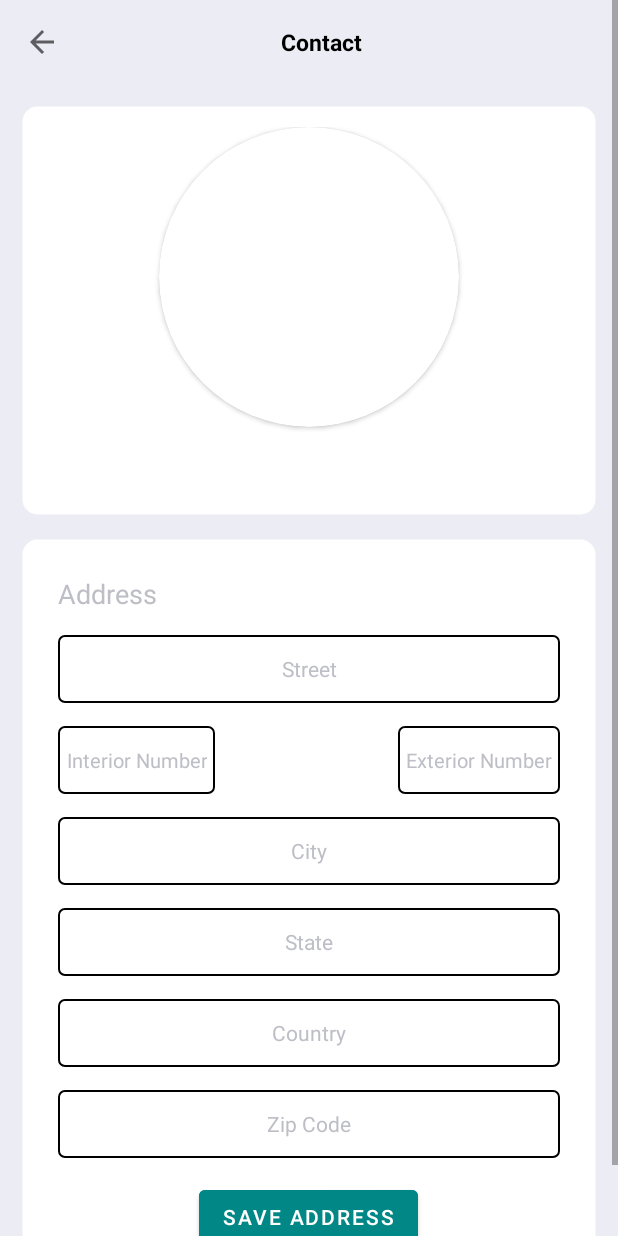
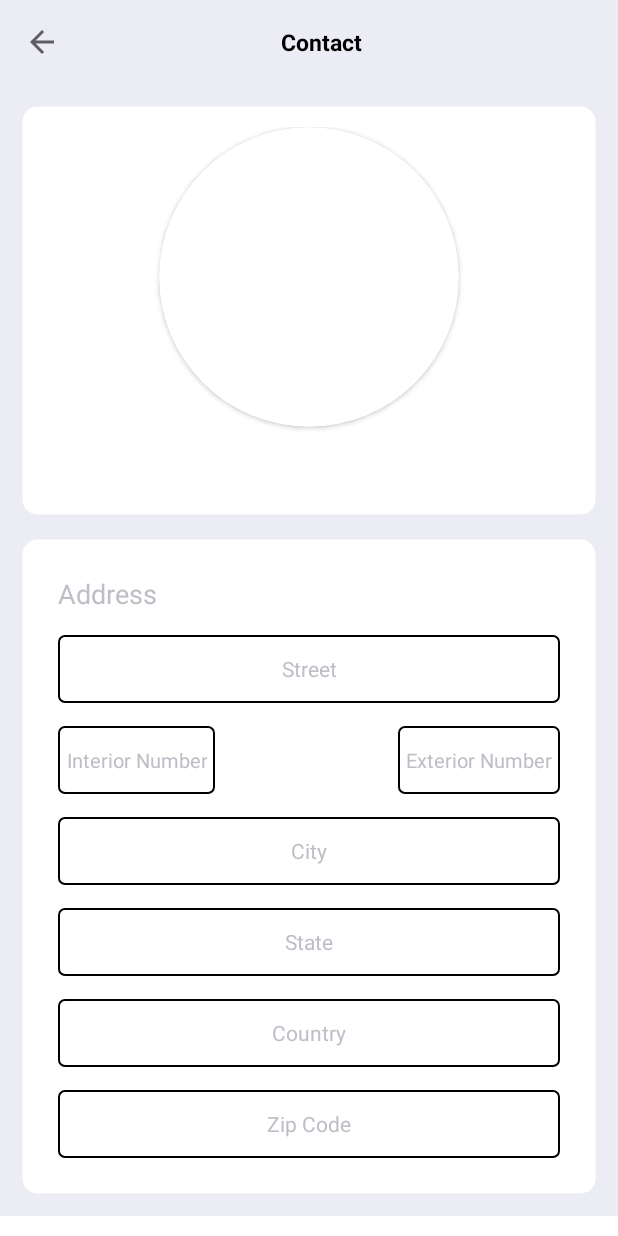
Before and after one commit to Saul-mdoR2/ContactApp, an Android app: the AddressActivity screen opened directly, with no data from a screen before it, on a phone screen of 412 x 824 dp. Run offline under Robolectric (Android 15) with nearby library versions, the phone set to English and light mode, and no system bars; our stand-ins replace data binding.

Commit message:
correcting bug with databinding

```diff
--- a/app/src/main/java/com/r2devpros/contactapp/model/Person.kt
+++ b/app/src/main/java/com/r2devpros/contactapp/model/Person.kt
@@ -12,7 +12,7 @@ data class Person(
     @ColumnInfo(name = "image") val image: String,
     @ColumnInfo(name = "name") val name: String,
     @ColumnInfo(name = "age") val age: Int,
-    @ColumnInfo(name = "genre") val genre: String,
+    @ColumnInfo(name = "gender") val gender: String,
     @ColumnInfo(name = "phone_number") val phoneNumber: String,
     @ColumnInfo(name = "mobile_number") val mobileNumber: String,
     @ColumnInfo(name = "email") val email: String
@@ -33,7 +33,7 @@ data class Person(
         parcel.writeString(image)
         parcel.writeString(name)
         parcel.writeInt(age)
-        parcel.writeString(genre)
+        parcel.writeString(gender)
         parcel.writeString(phoneNumber)
         parcel.writeString(mobileNumber)
         parcel.writeString(email)
@@ -44,7 +44,7 @@ data class Person(
     }
 
     companion object CREATOR : Parcelable.Creator<Person> {
-        const val TABLE_NAME = "Person"
+        const val TABLE_NAME = "People"
 
         override fun createFromParcel(parcel: Parcel): Person {
             return Person(parcel)
--- a/app/src/main/java/com/r2devpros/contactapp/presentation/AddressActivity.kt
+++ b/app/src/main/java/com/r2devpros/contactapp/presentation/AddressActivity.kt
@@ -2,26 +2,20 @@ package com.r2devpros.contactapp.presentation
 
 import android.os.Bundle
 import android.util.Log
-import android.widget.LinearLayout
-import android.widget.TextView
 import androidx.appcompat.app.AppCompatActivity
-import androidx.appcompat.widget.Toolbar
-import com.r2devpros.contactapp.R
-import com.r2devpros.contactapp.model.Person
+import com.r2devpros.contactapp.databinding.AddressActivityLayoutBinding
 import com.r2devpros.contactapp.utils.NAME_TAG
 import com.r2devpros.contactapp.utils.getSavedColor
 
-@Suppress("DEPRECATION")
 class AddressActivity : AppCompatActivity() {
 
-    private lateinit var mainLayout: LinearLayout
-    private lateinit var toolbar: Toolbar
-    private lateinit var tvName: TextView
+    private lateinit var binding: AddressActivityLayoutBinding
 
     override fun onCreate(savedInstanceState: Bundle?) {
         Log.d("AddressActivity_TAG", "onCreate: ")
         super.onCreate(savedInstanceState)
-        setContentView(R.layout.address_activity_layout)
+        binding = AddressActivityLayoutBinding.inflate(layoutInflater)
+        setContentView(binding.root)
         initViews()
         getData()
     }
@@ -31,23 +25,18 @@ class AddressActivity : AppCompatActivity() {
         super.onResume()
         val colorInt = getSavedColor(this)
         if (colorInt != 0)
-            mainLayout.setBackgroundColor(colorInt)
+            binding.mainLayout.setBackgroundColor(colorInt)
     }
 
     private fun initViews() {
         Log.d("AddressActivity_TAG", "initViews: ")
-
-        mainLayout = findViewById(R.id.mainLayout)
-        tvName = findViewById(R.id.tvNameSub)
-
         setUpToolbar()
     }
 
     private fun setUpToolbar() {
         Log.d("AddressActivity_TAG", "setUpToolbar: ")
-        toolbar = findViewById(R.id.toolbar)
-        setSupportActionBar(toolbar)
-        toolbar.setNavigationOnClickListener {
+        setSupportActionBar(binding.toolbar)
+        binding.toolbar.setNavigationOnClickListener {
             finish()
         }
         val actionbar = supportActionBar
@@ -60,7 +49,7 @@ class AddressActivity : AppCompatActivity() {
         if (extras != null) {
             val name = extras.getString(NAME_TAG)
             name?.let {
-                tvName.text = it
+                binding.tvNameSub.text = it
             }
         }
     }
--- a/app/src/main/java/com/r2devpros/contactapp/repository/room/PersonDao.kt
+++ b/app/src/main/java/com/r2devpros/contactapp/repository/room/PersonDao.kt
@@ -2,15 +2,14 @@ package com.r2devpros.contactapp.repository.room
 
 import androidx.room.Dao
 import androidx.room.Insert
-import androidx.room.OnConflictStrategy
 import androidx.room.Query
 import com.r2devpros.contactapp.model.Person
 
 @Dao
 interface PersonDao {
-    @Query("SELECT * FROM Person")
+    @Query("SELECT * FROM People")
     suspend fun getAll(): List<Person>
 
-    @Insert(onConflict = OnConflictStrategy.REPLACE)
-    suspend fun insert(vararg person: Person)
+    @Insert
+    suspend fun insert(person: Person)
 }
--- a/app/src/main/java/com/r2devpros/contactapp/repository/room/PersonDatabase.kt
+++ b/app/src/main/java/com/r2devpros/contactapp/repository/room/PersonDatabase.kt
@@ -4,7 +4,7 @@ import androidx.room.Database
 import androidx.room.RoomDatabase
 import com.r2devpros.contactapp.model.Person
 
-@Database(entities = [Person::class], version = 1)
+@Database(entities = [Person::class], version = 1, exportSchema = false)
 abstract class PersonDatabase : RoomDatabase() {
     abstract fun personDao(): PersonDao
 
--- a/app/src/main/res/layout-es/address_activity_layout.xml
+++ b/app/src/main/res/layout-es/address_activity_layout.xml
@@ -1,7 +1,9 @@
 <?xml version="1.0" encoding="utf-8"?>
-<ScrollView xmlns:android="http://schemas.android.com/apk/res/android"
+<layout xmlns:android="http://schemas.android.com/apk/res/android"
     xmlns:app="http://schemas.android.com/apk/res-auto"
-    xmlns:tools="http://schemas.android.com/tools"
+    xmlns:tools="http://schemas.android.com/tools">
+
+    <ScrollView
         android:layout_width="match_parent"
         android:layout_height="match_parent"
         tools:context=".presentation.AddressActivity">
@@ -92,6 +94,15 @@
                 android:orientation="vertical"
                 android:padding="25dp">
 
+                <TextView
+                    style="@style/subtitles"
+                    android:layout_width="match_parent"
+                    android:layout_height="wrap_content"
+                    android:layout_marginBottom="15dp"
+                    android:text="@string/txt_address"
+                    android:textAllCaps="false"
+                    android:textSize="18sp" />
+
                 <EditText
                     style="@style/editTexts"
                     android:layout_width="match_parent"
@@ -154,7 +165,6 @@
                     android:hint="@string/txt_city"
                     android:importantForAutofill="no"
                     android:inputType="text"
-                android:textColorHint="@color/light_gray"
                     tools:ignore="LabelFor" />
 
                 <EditText
@@ -165,7 +175,6 @@
                     android:hint="@string/txt_state"
                     android:importantForAutofill="no"
                     android:inputType="text"
-                android:textColorHint="@color/light_gray"
                     tools:ignore="LabelFor" />
 
                 <EditText
@@ -176,7 +185,6 @@
                     android:hint="@string/txt_country"
                     android:importantForAutofill="no"
                     android:inputType="text"
-                android:textColorHint="@color/light_gray"
                     tools:ignore="LabelFor" />
 
                 <EditText
@@ -188,10 +196,10 @@
                     android:importantForAutofill="no"
                     android:inputType="number"
                     android:maxLength="5"
-                android:textColorHint="@color/light_gray"
                     tools:ignore="LabelFor" />
 
             </LinearLayout>
 
         </LinearLayout>
     </ScrollView>
+</layout>
--- a/app/src/main/res/layout/address_activity_layout.xml
+++ b/app/src/main/res/layout/address_activity_layout.xml
@@ -1,7 +1,9 @@
 <?xml version="1.0" encoding="utf-8"?>
-<ScrollView xmlns:android="http://schemas.android.com/apk/res/android"
+<layout xmlns:android="http://schemas.android.com/apk/res/android"
     xmlns:app="http://schemas.android.com/apk/res-auto"
-    xmlns:tools="http://schemas.android.com/tools"
+    xmlns:tools="http://schemas.android.com/tools">
+
+    <ScrollView
         android:layout_width="match_parent"
         android:layout_height="match_parent"
         tools:context=".presentation.AddressActivity">
@@ -145,6 +147,18 @@
                 </androidx.constraintlayout.widget.ConstraintLayout>
 
                 <EditText
+                    android:id="@+id/etSuburb"
+                    android:visibility="gone"
+                    style="@style/editTexts"
+                    android:layout_width="match_parent"
+                    android:layout_height="45dp"
+                    android:layout_marginTop="15dp"
+                    android:hint="@string/txt_suburb"
+                    android:importantForAutofill="no"
+                    android:inputType="text"
+                    tools:ignore="LabelFor" />
+
+                <EditText
                     style="@style/editTexts"
                     android:layout_width="match_parent"
                     android:layout_height="45dp"
@@ -185,16 +199,8 @@
                     android:maxLength="5"
                     tools:ignore="LabelFor" />
 
-            <Button
-                android:id="@+id/btnSaveAddress"
-                android:layout_width="wrap_content"
-                android:layout_height="wrap_content"
-                android:layout_gravity="center_horizontal"
-                android:layout_marginTop="15dp"
-                android:backgroundTint="@color/teal_700"
-                android:text="@string/txt_save_address" />
-
             </LinearLayout>
 
         </LinearLayout>
     </ScrollView>
+</layout>
--- a/app/src/main/res/values/themes.xml
+++ b/app/src/main/res/values/themes.xml
@@ -26,7 +26,7 @@
         <item name="android:layout_height">60dp</item>
     </style>
 
-    <style name="editTexts">
+    <style name="editTexts" parent="android:style/Widget.EditText">
         <item name="android:textSize">14sp</item>
         <item name="android:textAlignment">center</item>
         <item name="android:background">@drawable/border</item>
```
Also changed, not shown: 1 other file. Lines whose indentation alone changed are shown as unchanged.
